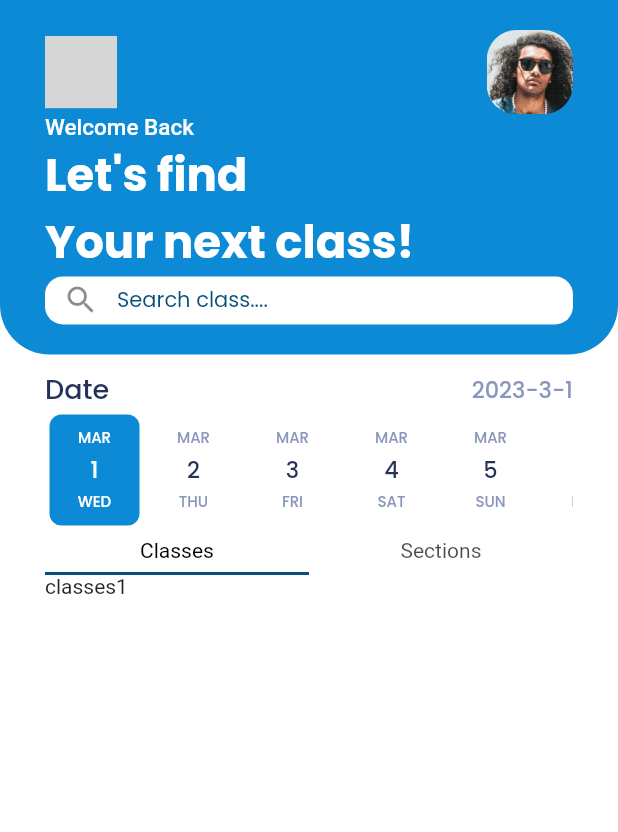
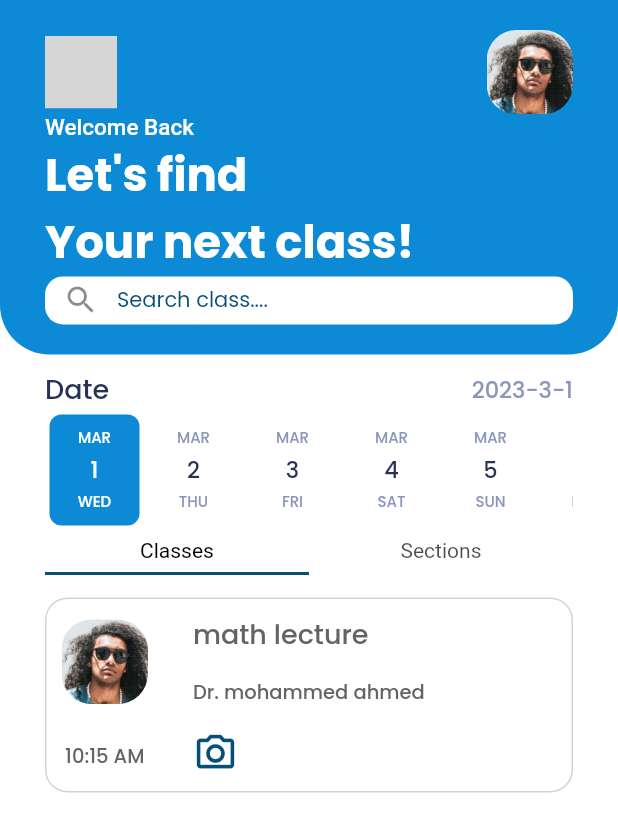
Before and after one commit to yara30999/attendance-system-graduation-project, a Flutter app: the HomeScreen screen opened by its route, on a phone screen of 412 x 824 dp. Shown: the top 832 px of the screen. Run offline on Flutter 3.47's test engine with Material 2 defaults, Android fonts, the phone set to English and light mode, and no system bars; drawn by our look-alikes of date_picker_timeline; missing offline and left inert: slide_digital_clock; grey boxes are pictures that could not be loaded.

Commit message:
adding reusable card componant

```diff
--- /dev/null
+++ b/lib/componant/reusable_card.dart
@@ -0,0 +1,73 @@
+import 'package:fast_tende_doctor_app/componant/user_photo.dart';
+import 'package:flutter/material.dart';
+
+class ReusableCard extends StatelessWidget {
+  const ReusableCard({
+    super.key,
+  });
+
+  @override
+  Widget build(BuildContext context) {
+    return Container(
+      margin: const EdgeInsets.symmetric(vertical: 15.0),
+      padding: const EdgeInsets.all(10.0),
+      height: 130.0,
+      decoration: BoxDecoration(
+        border: Border.all(color: const Color.fromARGB(255, 210, 211, 211)),
+        borderRadius: const BorderRadius.all(Radius.circular(15.0)),
+      ),
+      child: Row(
+        children: [
+          Column(
+            mainAxisAlignment: MainAxisAlignment.spaceEvenly,
+            children: const [
+              UserPhoto(img: 'images/user1.png', rounded: false),
+              SizedBox(height: 18.0),
+              Text(
+                '10:15 AM',
+                style: TextStyle(
+                    color: Color.fromARGB(255, 100, 100, 101),
+                    fontSize: 13.0,
+                    fontFamily: 'poppins',
+                    fontWeight: FontWeight.w500),
+              )
+            ],
+          ),
+          const SizedBox(width: 30.0),
+          Column(
+            mainAxisAlignment: MainAxisAlignment.spaceBetween,
+            crossAxisAlignment: CrossAxisAlignment.start,
+            children: [
+              const Text(
+                'math lecture',
+                style: TextStyle(
+                    color: Color.fromARGB(255, 100, 100, 101),
+                    fontSize: 18.0,
+                    fontFamily: 'poppins',
+                    fontWeight: FontWeight.w500),
+              ),
+              const Text(
+                'Dr. mohammed ahmed',
+                style: TextStyle(
+                    color: Color.fromARGB(255, 100, 100, 101),
+                    fontSize: 13.0,
+                    fontFamily: 'poppins',
+                    fontWeight: FontWeight.w500),
+              ),
+              GestureDetector(
+                child: const Icon(
+                  Icons.camera_alt_outlined,
+                  size: 30.0,
+                  color: Color(0xff074E79),
+                ),
+                onTap: () {
+                  print('camera (1) clicked');
+                },
+              ),
+            ],
+          ),
+        ],
+      ),
+    );
+  }
+}
--- a/lib/screens/home_screen.dart
+++ b/lib/screens/home_screen.dart
@@ -1,4 +1,5 @@
 import 'package:flutter/material.dart';
+import '../componant/reusable_card.dart';
 import '../componant/user_photo.dart';
 import '../constants.dart';
 import 'package:date_picker_timeline/date_picker_timeline.dart';
@@ -155,7 +156,7 @@ class _HomeScreenState extends State<HomeScreen> {
                     DefaultTabController(
                       length: 2,
                       child: Column(
-                        children: const [
+                        children:  [
                           SizedBox(
                             height: 30,
                             child: TabBar(
@@ -173,8 +174,14 @@ class _HomeScreenState extends State<HomeScreen> {
                             height: 150.0,
                             child: Center(
                               child: TabBarView(children: [
-                                Text('classes1'),
-                                Text('section1')
+                                ListView(
+                                  children: [
+                                    ReusableCard(),
+                                    ReusableCard(),
+                                    ReusableCard(),
+                                  ],
+                                ),
+                                ReusableCard(),
                               ]),
                             ),
                           )
```
